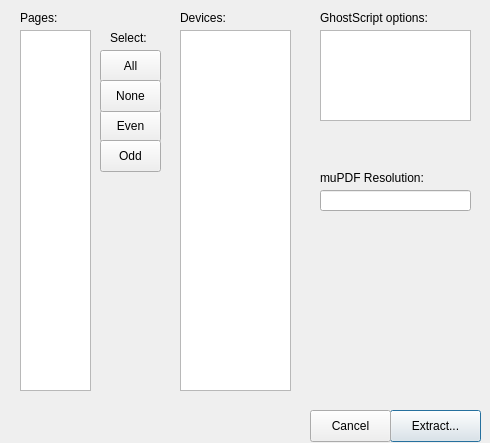
ailinwang/qt-gsview, file ExtractPagesDialog.ui: the form before one commit.
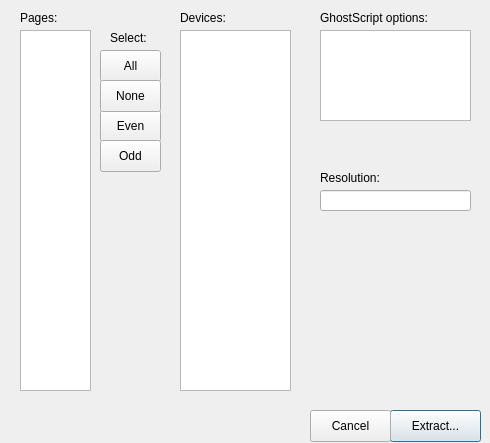
The form after the commit.

Commit message: more work on extracting pages

```diff
--- a/ExtractPagesDialog.ui
+++ b/ExtractPagesDialog.ui
@@ -186,7 +186,7 @@
     </rect>
    </property>
    <property name="text">
-    <string>muPDF Resolution:</string>
+    <string>Resolution:</string>
    </property>
   </widget>
   <widget class="QLineEdit" name="resolution">
```
The commit also changes 2 other files.
